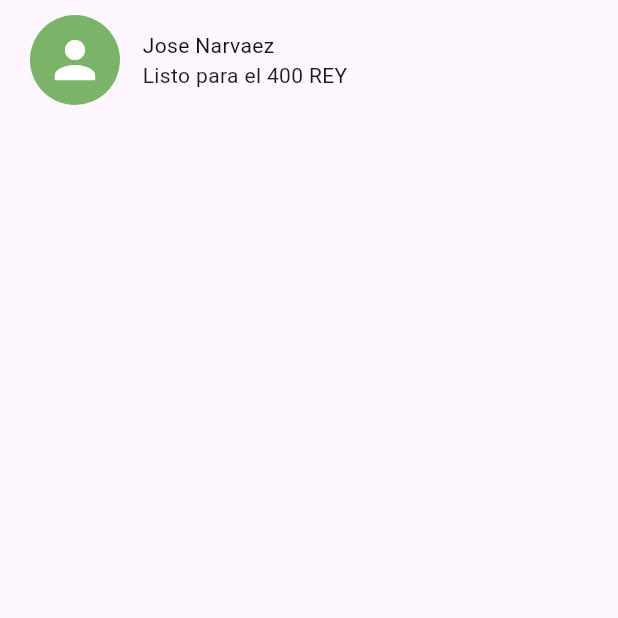
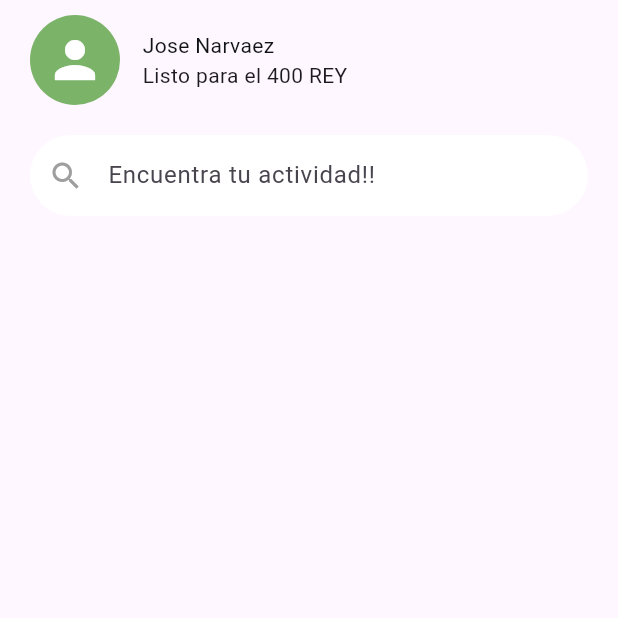
Before and after one commit to JosCariDe/front-preparate-icfes-caribe, a Flutter app: the screen it shows after launch, on a phone screen of 412 x 824 dp, the top half of it. Run offline on Flutter 3.47's test engine with Material 3 defaults, Android fonts, the phone set to English and light mode, and no system bars.

Commit message:
HomeScreen/feat/ Barra de busqueda agregado

```diff
--- a/lib/presentation/screens/home_screen.dart
+++ b/lib/presentation/screens/home_screen.dart
@@ -11,7 +11,42 @@ class HomeScreen extends StatelessWidget {
         child: Column(
           children: [
             //! INFORMACION DEL USER
+            InforUser(),
+            //! BARRA DE BUSQUEDA
             Padding(
+              padding: EdgeInsets.symmetric(horizontal: 20, vertical: 10),
+              child: TextField(
+                decoration: InputDecoration(
+                  labelText: 'Encuentra tu actividad!!',
+                  prefixIcon: Icon(Icons.search, color: Colors.grey),
+                  filled: true,
+                  fillColor: Colors.white,  //? COLOR DE RELLENO
+                  border: OutlineInputBorder(
+                    borderRadius: BorderRadius.circular(30),
+                    borderSide: BorderSide.none //? SIN BORDE VISIBLE
+                  ),
+                  contentPadding:
+                    EdgeInsets.symmetric(vertical: 15, horizontal: 20),
+                ),
+              ),
+              )
+            //TODO SECCION CLASES ICFES
+            //TODO SECCION AVANCE
+          ],
+        ),
+      ),
+    );
+  }
+}
+
+class InforUser extends StatelessWidget {
+  const InforUser({
+    super.key,
+  });
+
+  @override
+  Widget build(BuildContext context) {
+    return Padding(
       padding: const EdgeInsets.symmetric(horizontal: 20, vertical: 10),
       child: Row(
         children: [
@@ -43,13 +78,6 @@ class HomeScreen extends StatelessWidget {
         ],
       ),
 
-              ),
-            //! BARRA DE BIUSQUEDA
-            //TODO SECCION CLASES ICFES
-            //TODO SECCION AVANCE
-          ],
-        ),
-      ),
       );
   }
 }
```
Lines whose indentation alone changed are shown as unchanged.
